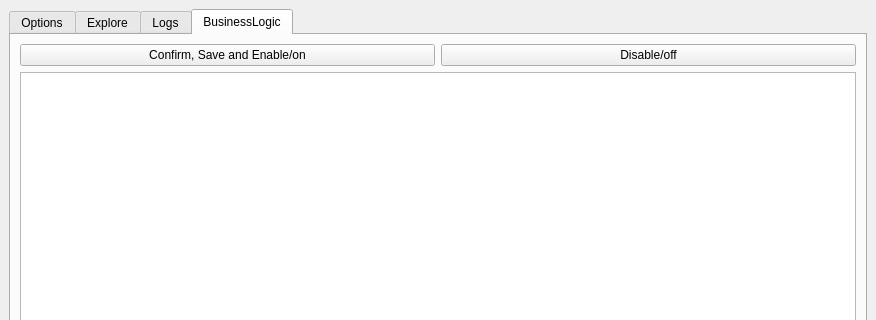
Old version of the form NATSioBrowser/mainwindow.ui in the repository NetDm/NATSioBrowser; both pictures show x 0 to 876 and y 0 to 320 of the 876 by 600 pixel window.
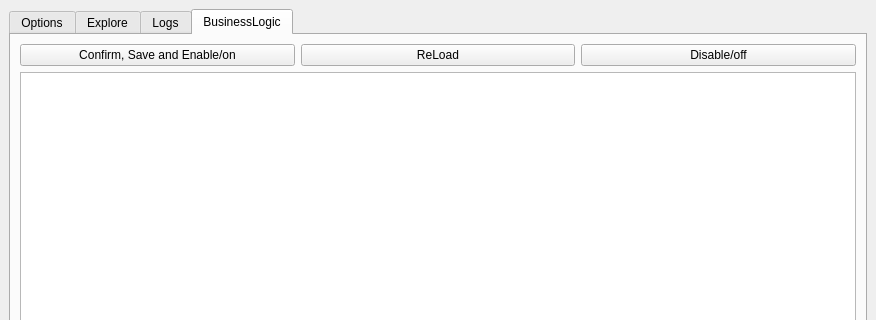
New version of the form.

What changed in the file:
```diff
--- a/NATSioBrowser/mainwindow.ui
+++ b/NATSioBrowser/mainwindow.ui
@@ -309,6 +309,13 @@
             </property>
            </widget>
           </item>
+          <item>
+           <widget class="QPushButton" name="wbReLoad">
+            <property name="text">
+             <string>ReLoad</string>
+            </property>
+           </widget>
+          </item>
           <item>
            <widget class="QPushButton" name="wbOffBizLog">
             <property name="text">
```
